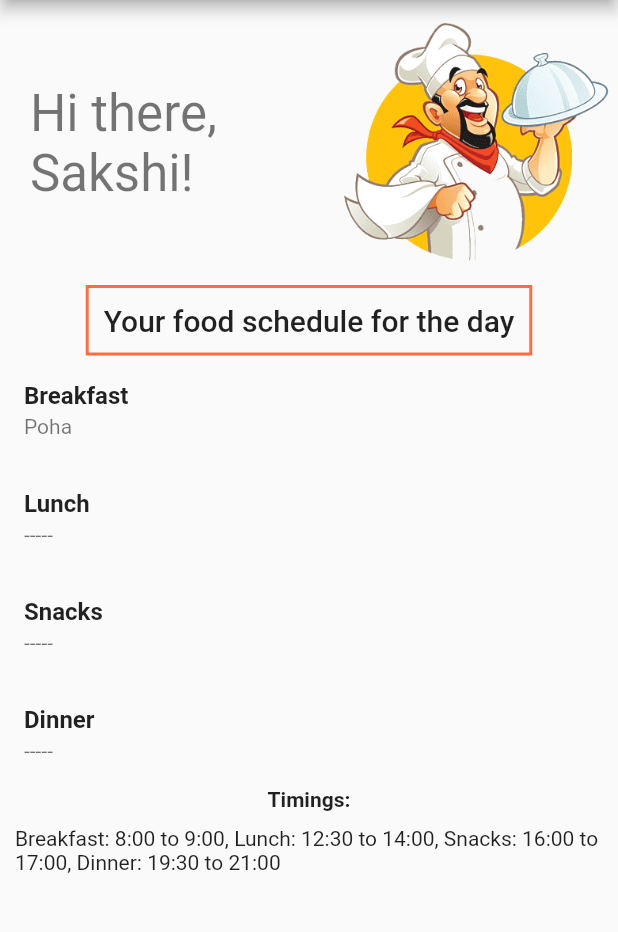
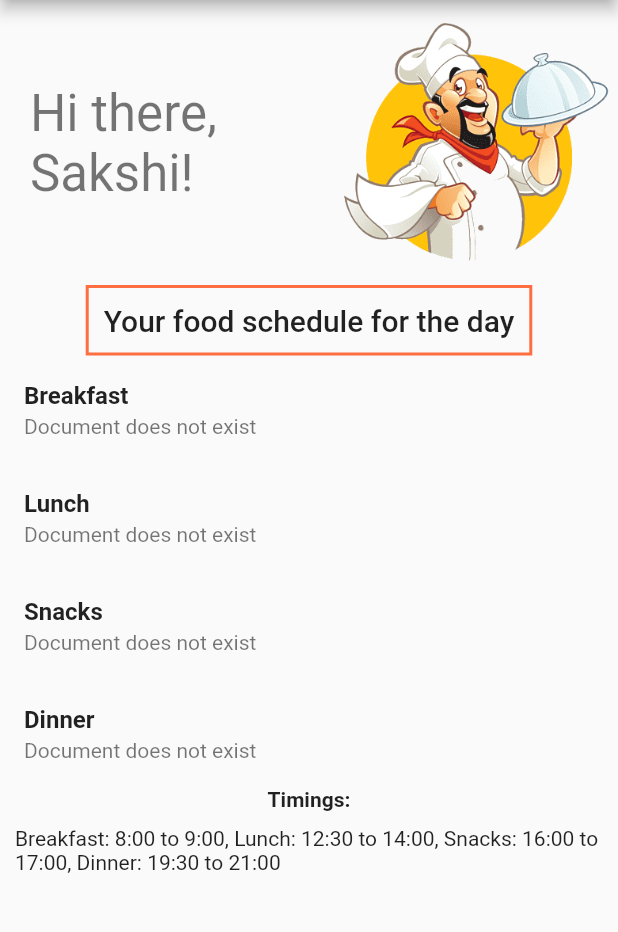
Before and after one commit to Sakshi0110/mess-management, a Flutter app: the screen it shows after launch, on a phone screen of 412 x 824 dp, the part 84-1016 px from its top. Run offline on Flutter 3.47's test engine with Material 2 defaults, Android fonts, the phone set to English and light mode, and no system bars; our stand-ins replace cloud_firestore, firebase_core; accounts and stored records are empty.

```diff
--- a/lib/views/home.dart
+++ b/lib/views/home.dart
@@ -1,5 +1,5 @@
+import 'package:cloud_firestore/cloud_firestore.dart';
 import 'package:firebase_core/firebase_core.dart';
-import 'package:firebase_database/firebase_database.dart';
 import 'package:flutter/material.dart';
 import 'package:messmate/views/drawer.dart';
 
@@ -9,12 +9,12 @@ class Home extends StatefulWidget {
 }
 
 class _HomeState extends State<Home> {
-  final db = FirebaseDatabase.instance.reference();
-  final Future<FirebaseApp> _future = Firebase.initializeApp();
+  FirebaseApp defaultApp = Firebase.app();
+  final db = FirebaseFirestore.instance;
 
   @override
   Widget build(BuildContext context) {
-    db.child('food').once().then((result) => print('result = $result'));
+    db.collection('food').doc('2021-07-25-lunch').get();
     return Scaffold(
       appBar: AppBar(
         title: Text('MessMate',
@@ -61,22 +61,22 @@ class _HomeState extends State<Home> {
             ListTile(
               title: Text('Breakfast',
                   style: TextStyle(fontWeight: FontWeight.bold)),
-              subtitle: Text('Poha'),
+              subtitle: FieldText('2021-07-25-breakfast'),
             ),
             ListTile(
               title:
-              Text('Lunch', style: TextStyle(fontWeight: FontWeight.bold)),
-              subtitle: Text('-----'),
+                  Text('Lunch', style: TextStyle(fontWeight: FontWeight.bold)),
+              subtitle: FieldText('2021-07-25-lunch'),
             ),
             ListTile(
               title:
               Text('Snacks', style: TextStyle(fontWeight: FontWeight.bold)),
-              subtitle: Text('-----'),
+              subtitle: FieldText('2021-07-25-snacks'),
             ),
             ListTile(
               title:
               Text('Dinner', style: TextStyle(fontWeight: FontWeight.bold)),
-              subtitle: Text('-----'),
+              subtitle: FieldText('2021-07-25-dinner'),
             ),
           ]),
         ),
@@ -96,3 +96,37 @@ class _HomeState extends State<Home> {
     );
   }
 }
+
+
+class FieldText extends StatelessWidget {
+  final String documentId;
+
+  FieldText(this.documentId);
+
+  @override
+  Widget build(BuildContext context) {
+    CollectionReference food = FirebaseFirestore.instance.collection('food');
+    return FutureBuilder<DocumentSnapshot>(
+      future: food.doc(documentId).get(),
+      builder:
+          (BuildContext context, AsyncSnapshot<DocumentSnapshot> snapshot) {
+        if (snapshot.hasError) {
+          return Text("Something went wrong");
+        }
+
+        if (snapshot.hasData && !snapshot.data.exists) {
+          return Text("Document does not exist");
+        }
+
+        if (snapshot.connectionState == ConnectionState.done) {
+          Map<String, dynamic> data = snapshot.data.data() as Map<
+              String,
+              dynamic>;
+          return Text(" ${data['menu']} ");
+        }
+
+        return Text("loading");
+      },
+    );
+  }
+}
--- a/pubspec.yaml
+++ b/pubspec.yaml
@@ -23,8 +23,8 @@ environment:
 dependencies:
   flutter:
     sdk: flutter
-  firebase_database: ^4.4.0
-  firebase_core: ^0.5.3
+  cloud_firestore: ^2.4.0
+  firebase_core: ^1.4.0
 
 
   # The following adds the Cupertino Icons font to your application.
```
Also changed, not shown: pubspec.lock, 1 other file.
